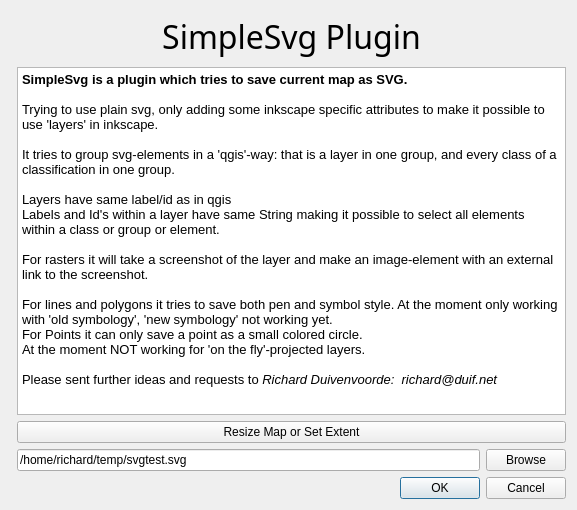
Qt form src/simplesvg/Ui_SimpleSvg.ui (rduivenvoorde/simplesvg) before a commit.
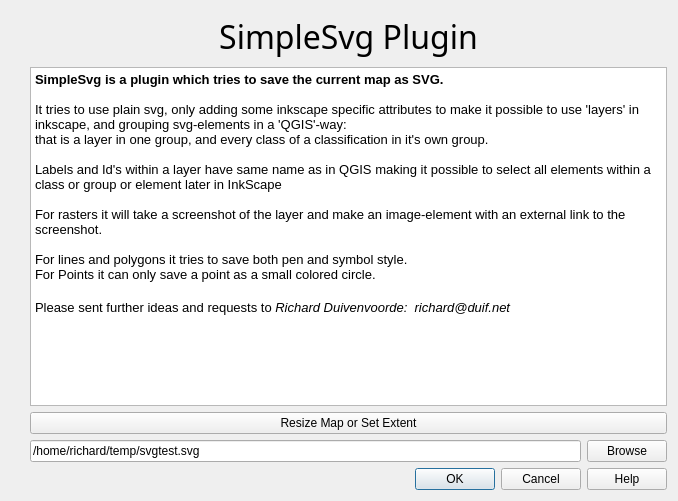
The same form after that commit. Icons and pictures are not drawn.

Commit message: new icon and dialog

Diff of the .ui file:
```diff
--- a/src/simplesvg/Ui_SimpleSvg.ui
+++ b/src/simplesvg/Ui_SimpleSvg.ui
@@ -6,15 +6,15 @@
    <rect>
     <x>0</x>
     <y>0</y>
-    <width>577</width>
-    <height>510</height>
+    <width>678</width>
+    <height>501</height>
    </rect>
   </property>
   <property name="windowTitle">
    <string>SimpleSvg</string>
   </property>
   <layout class="QGridLayout" name="gridLayout">
-   <item row="0" column="1" colspan="2">
+   <item row="0" column="2" colspan="2">
     <widget class="QLabel" name="txtHeading">
      <property name="maximumSize">
       <size>
@@ -41,38 +41,7 @@
      </property>
     </widget>
    </item>
-   <item row="3" column="1">
-    <widget class="QLineEdit" name="txtFileName">
-     <property name="text">
-      <string>/home/richard/temp/svgtest.svg</string>
-     </property>
-    </widget>
-   </item>
-   <item row="4" column="0" colspan="3">
-    <widget class="QDialogButtonBox" name="buttonBox">
-     <property name="orientation">
-      <enum>Qt::Horizontal</enum>
-     </property>
-     <property name="standardButtons">
-      <set>QDialogButtonBox::Cancel|QDialogButtonBox::Ok</set>
-     </property>
-    </widget>
-   </item>
-   <item row="3" column="2">
-    <widget class="QPushButton" name="btnBrowse">
-     <property name="text">
-      <string>Browse</string>
-     </property>
-    </widget>
-   </item>
-   <item row="2" column="1" colspan="2">
-    <widget class="QPushButton" name="btnResizeMap">
-     <property name="text">
-      <string>Resize Map or Set Extent</string>
-     </property>
-    </widget>
-   </item>
-   <item row="1" column="1" colspan="2">
+   <item row="1" column="2" colspan="2">
     <widget class="QTextEdit" name="textEdit">
      <property name="sizePolicy">
       <sizepolicy hsizetype="Expanding" vsizetype="Preferred">
@@ -88,25 +57,63 @@
 &lt;html&gt;&lt;head&gt;&lt;meta name=&quot;qrichtext&quot; content=&quot;1&quot; /&gt;&lt;style type=&quot;text/css&quot;&gt;
 p, li { white-space: pre-wrap; }
 &lt;/style&gt;&lt;/head&gt;&lt;body style=&quot; font-family:'Ubuntu'; font-size:11pt; font-weight:400; font-style:normal;&quot;&gt;
-&lt;p style=&quot; margin-top:0px; margin-bottom:0px; margin-left:0px; margin-right:0px; -qt-block-indent:0; text-indent:0px;&quot;&gt;&lt;span style=&quot; font-family:'Sans Serif'; font-size:10pt; font-weight:600;&quot;&gt;SimpleSvg is a plugin which tries to save current map as SVG.&lt;/span&gt;&lt;/p&gt;
+&lt;p style=&quot; margin-top:0px; margin-bottom:0px; margin-left:0px; margin-right:0px; -qt-block-indent:0; text-indent:0px;&quot;&gt;&lt;span style=&quot; font-family:'Sans Serif'; font-size:10pt; font-weight:600;&quot;&gt;SimpleSvg is a plugin which tries to save the current map as SVG.&lt;/span&gt;&lt;/p&gt;
 &lt;p style=&quot;-qt-paragraph-type:empty; margin-top:0px; margin-bottom:0px; margin-left:0px; margin-right:0px; -qt-block-indent:0; text-indent:0px; font-family:'Sans Serif'; font-size:10pt;&quot;&gt;&lt;/p&gt;
-&lt;p style=&quot; margin-top:0px; margin-bottom:0px; margin-left:0px; margin-right:0px; -qt-block-indent:0; text-indent:0px;&quot;&gt;&lt;span style=&quot; font-family:'Sans Serif'; font-size:10pt;&quot;&gt;Trying to use plain svg, only adding some inkscape specific attributes to make it possible to use 'layers' in inkscape.&lt;/span&gt;&lt;/p&gt;
+&lt;p style=&quot; margin-top:0px; margin-bottom:0px; margin-left:0px; margin-right:0px; -qt-block-indent:0; text-indent:0px;&quot;&gt;&lt;span style=&quot; font-family:'Sans Serif'; font-size:10pt;&quot;&gt;It tries to use plain svg, only adding some inkscape specific attributes to make it possible to use 'layers' in inkscape, and grouping svg-elements in a 'QGIS'-way: &lt;/span&gt;&lt;/p&gt;
+&lt;p style=&quot; margin-top:0px; margin-bottom:0px; margin-left:0px; margin-right:0px; -qt-block-indent:0; text-indent:0px;&quot;&gt;&lt;span style=&quot; font-family:'Sans Serif'; font-size:10pt;&quot;&gt;that is a layer in one group, and every class of a classification in it's own group.&lt;/span&gt;&lt;/p&gt;
 &lt;p style=&quot;-qt-paragraph-type:empty; margin-top:0px; margin-bottom:0px; margin-left:0px; margin-right:0px; -qt-block-indent:0; text-indent:0px; font-family:'Sans Serif'; font-size:10pt;&quot;&gt;&lt;/p&gt;
-&lt;p style=&quot; margin-top:0px; margin-bottom:0px; margin-left:0px; margin-right:0px; -qt-block-indent:0; text-indent:0px;&quot;&gt;&lt;span style=&quot; font-family:'Sans Serif'; font-size:10pt;&quot;&gt;It tries to group svg-elements in a 'qgis'-way: that is a layer in one group, and every class of a classification in one group.&lt;/span&gt;&lt;/p&gt;
-&lt;p style=&quot;-qt-paragraph-type:empty; margin-top:0px; margin-bottom:0px; margin-left:0px; margin-right:0px; -qt-block-indent:0; text-indent:0px; font-family:'Sans Serif'; font-size:10pt;&quot;&gt;&lt;/p&gt;
-&lt;p style=&quot; margin-top:0px; margin-bottom:0px; margin-left:0px; margin-right:0px; -qt-block-indent:0; text-indent:0px;&quot;&gt;&lt;span style=&quot; font-family:'Sans Serif'; font-size:10pt;&quot;&gt;Layers have same label/id as in qgis&lt;/span&gt;&lt;/p&gt;
-&lt;p style=&quot; margin-top:0px; margin-bottom:0px; margin-left:0px; margin-right:0px; -qt-block-indent:0; text-indent:0px;&quot;&gt;&lt;span style=&quot; font-family:'Sans Serif'; font-size:10pt;&quot;&gt;Labels and Id's within a layer have same String making it possible to select all elements within a class or group or element.&lt;/span&gt;&lt;/p&gt;
+&lt;p style=&quot; margin-top:0px; margin-bottom:0px; margin-left:0px; margin-right:0px; -qt-block-indent:0; text-indent:0px;&quot;&gt;&lt;span style=&quot; font-family:'Sans Serif'; font-size:10pt;&quot;&gt;Labels and Id's within a layer have same name as in QGIS making it possible to select all elements within a class or group or element later in InkScape&lt;/span&gt;&lt;/p&gt;
 &lt;p style=&quot;-qt-paragraph-type:empty; margin-top:0px; margin-bottom:0px; margin-left:0px; margin-right:0px; -qt-block-indent:0; text-indent:0px; font-family:'Sans Serif'; font-size:10pt;&quot;&gt;&lt;/p&gt;
 &lt;p style=&quot; margin-top:0px; margin-bottom:0px; margin-left:0px; margin-right:0px; -qt-block-indent:0; text-indent:0px;&quot;&gt;&lt;span style=&quot; font-family:'Sans Serif'; font-size:10pt;&quot;&gt;For rasters it will take a screenshot of the layer and make an image-element with an external link to the screenshot.&lt;/span&gt;&lt;/p&gt;
 &lt;p style=&quot;-qt-paragraph-type:empty; margin-top:0px; margin-bottom:0px; margin-left:0px; margin-right:0px; -qt-block-indent:0; text-indent:0px; font-family:'Sans Serif'; font-size:10pt;&quot;&gt;&lt;/p&gt;
-&lt;p style=&quot; margin-top:0px; margin-bottom:0px; margin-left:0px; margin-right:0px; -qt-block-indent:0; text-indent:0px;&quot;&gt;&lt;span style=&quot; font-family:'Sans Serif'; font-size:10pt;&quot;&gt;For lines and polygons it tries to save both pen and symbol style. At the moment only working with 'old symbology', 'new symbology' not working yet.&lt;/span&gt;&lt;/p&gt;
-&lt;p style=&quot; margin-top:0px; margin-bottom:0px; margin-left:0px; margin-right:0px; -qt-block-indent:0; text-indent:0px;&quot;&gt;&lt;span style=&quot; font-family:'Sans Serif'; font-size:10pt;&quot;&gt;For Points it can only save a point as a small colored circle.&lt;/span&gt;&lt;/p&gt;
-&lt;p style=&quot; margin-top:0px; margin-bottom:0px; margin-left:0px; margin-right:0px; -qt-block-indent:0; text-indent:0px;&quot;&gt;&lt;span style=&quot; font-family:'Sans Serif'; font-size:10pt;&quot;&gt;At the moment NOT working for 'on the fly'-projected layers.&lt;/span&gt;&lt;/p&gt;
-&lt;p style=&quot;-qt-paragraph-type:empty; margin-top:0px; margin-bottom:0px; margin-left:0px; margin-right:0px; -qt-block-indent:0; text-indent:0px; font-family:'Sans Serif'; font-size:10pt;&quot;&gt;&lt;/p&gt;
+&lt;p style=&quot; margin-top:0px; margin-bottom:0px; margin-left:0px; margin-right:0px; -qt-block-indent:0; text-indent:0px;&quot;&gt;&lt;span style=&quot; font-family:'Sans Serif'; font-size:10pt;&quot;&gt;For lines and polygons it tries to save both pen and symbol style.&lt;/span&gt;&lt;/p&gt;
+&lt;p style=&quot; margin-top:0px; margin-bottom:0px; margin-left:0px; margin-right:0px; -qt-block-indent:0; text-indent:0px;&quot;&gt;&lt;span style=&quot; font-family:'Sans Serif'; font-size:10pt;&quot;&gt;For Points it can only save a point as a small colored circle. &lt;/span&gt;&lt;/p&gt;
+&lt;p style=&quot;-qt-paragraph-type:empty; margin-top:0px; margin-bottom:0px; margin-left:0px; margin-right:0px; -qt-block-indent:0; text-indent:0px;&quot;&gt;&lt;/p&gt;
 &lt;p style=&quot; margin-top:0px; margin-bottom:0px; margin-left:0px; margin-right:0px; -qt-block-indent:0; text-indent:0px;&quot;&gt;&lt;span style=&quot; font-family:'Sans Serif'; font-size:10pt;&quot;&gt;Please sent further ideas and requests to &lt;/span&gt;&lt;span style=&quot; font-family:'Sans Serif'; font-size:10pt; font-style:italic;&quot;&gt;Richard Duivenvoorde:  richard@duif.net&lt;/span&gt;&lt;/p&gt;&lt;/body&gt;&lt;/html&gt;</string>
      </property>
     </widget>
    </item>
+   <item row="2" column="2" colspan="2">
+    <widget class="QPushButton" name="btnResizeMap">
+     <property name="text">
+      <string>Resize Map or Set Extent</string>
+     </property>
+    </widget>
+   </item>
+   <item row="3" column="2">
+    <widget class="QLineEdit" name="txtFileName">
+     <property name="text">
+      <string>/home/richard/temp/svgtest.svg</string>
+     </property>
+    </widget>
+   </item>
+   <item row="3" column="3">
+    <widget class="QPushButton" name="btnBrowse">
+     <property name="text">
+      <string>Browse</string>
+     </property>
+    </widget>
+   </item>
+   <item row="4" column="0" colspan="4">
+    <widget class="QDialogButtonBox" name="buttonBox">
+     <property name="orientation">
+      <enum>Qt::Horizontal</enum>
+     </property>
+     <property name="standardButtons">
+      <set>QDialogButtonBox::Cancel|QDialogButtonBox::Help|QDialogButtonBox::Ok</set>
+     </property>
+    </widget>
+   </item>
+   <item row="0" column="1" rowspan="4">
+    <widget class="QLabel" name="label">
+     <property name="text">
+      <string/>
+     </property>
+     <property name="pixmap">
+      <pixmap resource="resources.qrc">:/plugins/simplesvg/inkscape.png</pixmap>
+     </property>
+    </widget>
+   </item>
   </layout>
  </widget>
  <resources/>
```
Left out of the diff: 4 changed lines with no effect on the pictures. The commit also changes 9 other files.
